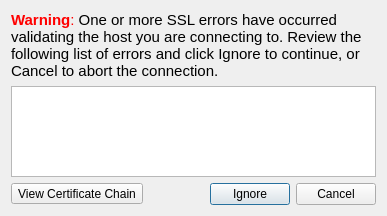
The window that src/ui/auth/qgsauthsslimporterrors.ui (qgis/QGIS) describes before a commit, drawn with Qt 5.
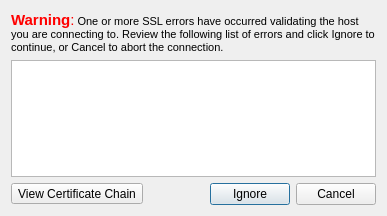
The same window after the commit.

Commit message: More tweaks to dialog (icon and font size, tab order)

Diff of the .ui file:
```diff
--- a/src/ui/auth/qgsauthsslimporterrors.ui
+++ b/src/ui/auth/qgsauthsslimporterrors.ui
@@ -17,7 +17,7 @@
    <item>
     <widget class="QLabel" name="label">
      <property name="text">
-      <string>&lt;html&gt;&lt;head/&gt;&lt;body&gt;&lt;p&gt;&lt;span style=&quot; font-family:'Sans Serif'; font-size:11pt; font-weight:600; color:#ff0000;&quot;&gt;Warning&lt;/span&gt;&lt;span style=&quot; font-family:'Sans Serif'; font-size:11pt; color:#ff0000;&quot;&gt;:&lt;/span&gt;&lt;span style=&quot; font-family:'Sans Serif'; font-size:11pt; color:#000000;&quot;&gt; One or more SSL errors have occurred validating the host you are connecting to. Review the following list of errors and click Ignore to continue, or Cancel to abort the connection.&lt;/span&gt;&lt;/p&gt;&lt;/body&gt;&lt;/html&gt;</string>
+      <string>&lt;html&gt;&lt;head/&gt;&lt;body&gt;&lt;p&gt;&lt;span style=&quot; font-family:'Sans Serif'; font-size:11pt; font-weight:600; color:#ff0000;&quot;&gt;Warning&lt;/span&gt;&lt;span style=&quot; font-family:'Sans Serif'; font-size:11pt; color:#ff0000;&quot;&gt;:&lt;/span&gt;&lt;span style=&quot; font-family:'Sans Serif'; font-size:8pt; color:#000000;&quot;&gt; One or more SSL errors have occurred validating the host you are connecting to. Review the following list of errors and click Ignore to continue, or Cancel to abort the connection.&lt;/span&gt;&lt;/p&gt;&lt;/body&gt;&lt;/html&gt;</string>
      </property>
      <property name="wordWrap">
       <bool>true</bool>
```
The commit also changes 17 other files.
